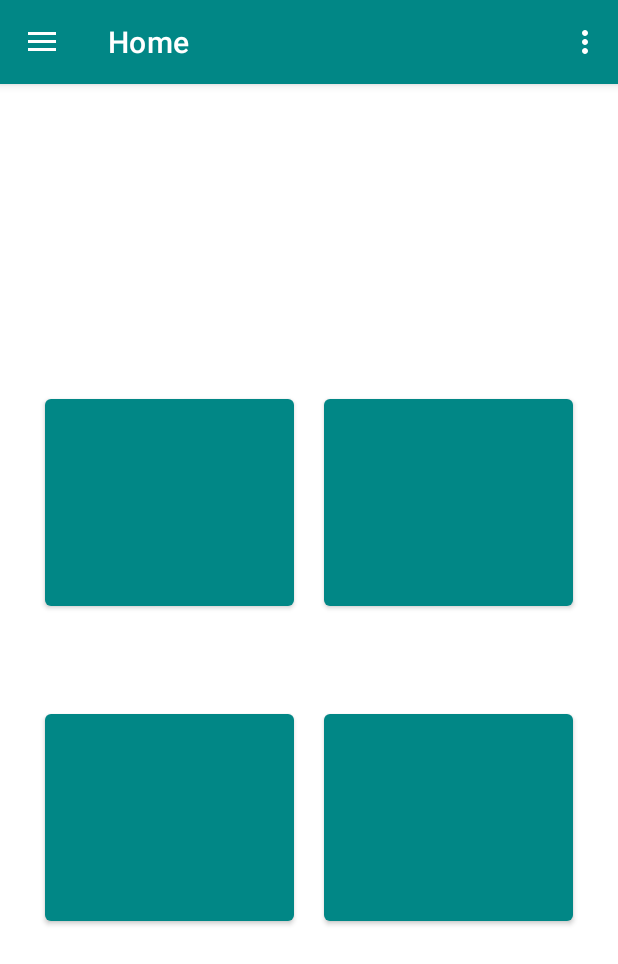
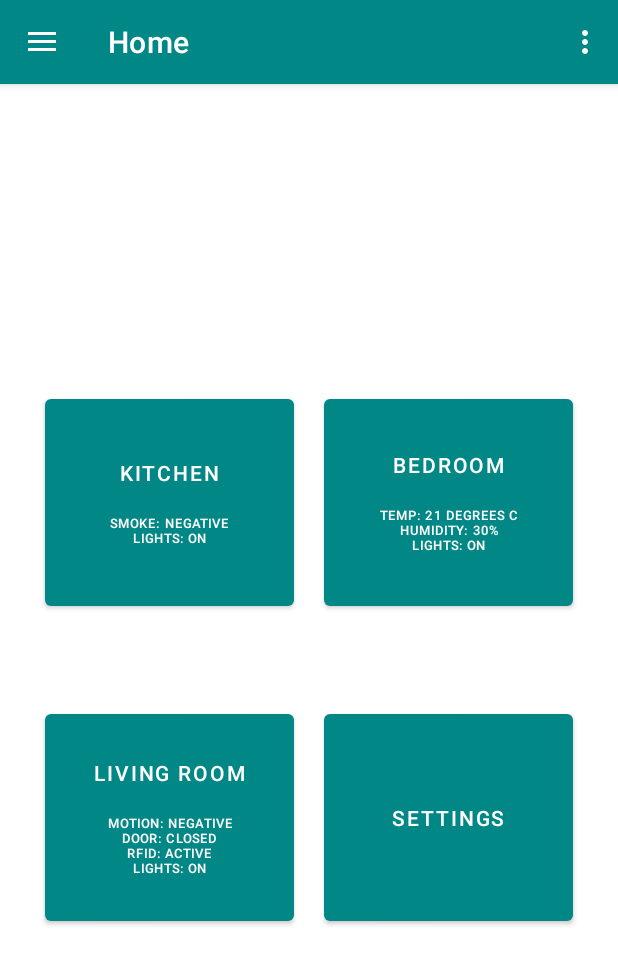
Before and after one commit to naveenKumar5935/smartHomeAutomation, an Android app: the screen it shows after launch (MainActivity), on a phone screen of 412 x 824 dp. Shown: the top 964 px of the screen. Run offline under Robolectric (Android 15) with nearby library versions, the phone set to English and light mode, and no system bars; our stand-ins replace navigation-ui.

Commit message:
Added functionality to allow for live updating of button text with data read from sensors  - Sensor data intake still to be written, using dummy data for now

```diff
--- a/smartHomeApp/src/main/java/ca/theautomators/it/smarthomeautomation/ui/landing/LandingFragment.java
+++ b/smartHomeApp/src/main/java/ca/theautomators/it/smarthomeautomation/ui/landing/LandingFragment.java
@@ -7,24 +7,70 @@
 
 package ca.theautomators.it.smarthomeautomation.ui.landing;
 
+import android.content.Intent;
 import android.os.Bundle;
+import android.text.Spannable;
+import android.text.SpannableString;
+import android.text.SpannableStringBuilder;
+import android.text.style.RelativeSizeSpan;
 import android.view.LayoutInflater;
 import android.view.View;
 import android.view.ViewGroup;
+import android.widget.Button;
 import android.widget.TextView;
 
 import androidx.annotation.NonNull;
 import androidx.fragment.app.Fragment;
+import androidx.fragment.app.FragmentTransaction;
 
 import ca.theautomators.it.smarthomeautomation.R;
+import ca.theautomators.it.smarthomeautomation.ui.kitchen.KitchenFragment;
 
 public class LandingFragment extends Fragment {
 
+    private String kitchenData, bedroomData, livingRoomData;
+
     public View onCreateView(@NonNull LayoutInflater inflater,
                              ViewGroup container, Bundle savedInstanceState) {
+
+        //Temp dummy data***********************************************************
+        kitchenData = "\n\n\nSmoke: Negative\nLights: ON";
+        bedroomData = "\n\n\nTemp: 21 degrees C\nHumidity: 30%\nLights: ON";
+        livingRoomData = "\n\n\nMotion: Negative\nDoor: Closed\nRFID: Active\nLights: ON";
+        //**************************************************************************
+
         View root = inflater.inflate(R.layout.fragment_landing, container, false);
-        final TextView textView = root.findViewById(R.id.text_gallery);
+
+        Button kitchenButton = (Button) root.findViewById(R.id.button_kitchen);
+        setButtonData(kitchenButton, kitchenData);
+
+        Button bedroomButton = (Button) root.findViewById(R.id.button_bedroom);
+        setButtonData(bedroomButton, bedroomData);
+
+        Button livingRoomButton = (Button) root.findViewById(R.id.button_living_room);
+        setButtonData(livingRoomButton, livingRoomData);
+
+//        kitchenButton.setOnClickListener(new View.OnClickListener() {
+//            @Override
+//            public void onClick(View v) {
+//
+//
+//            }
+//        });
+
 
         return root;
     }
+
+    private void setButtonData(Button button, String data){
+
+        CharSequence buttonTitle = button.getText();
+        int start = buttonTitle.length();
+        int end = start + data.length();
+
+        SpannableStringBuilder span = new SpannableStringBuilder(buttonTitle);
+        span.insert(buttonTitle.length(), data);
+        span.setSpan(new RelativeSizeSpan(0.6f), start, end, Spannable.SPAN_EXCLUSIVE_EXCLUSIVE);
+        button.setText(span);
+    }
 }
--- a/smartHomeApp/src/main/res/layout/fragment_landing.xml
+++ b/smartHomeApp/src/main/res/layout/fragment_landing.xml
@@ -16,6 +16,8 @@
         android:padding="20dp">
 
         <Button
+            android:id="@+id/button_kitchen"
+            android:text="@string/kitchen"
             android:layout_width="wrap_content"
             android:layout_height="wrap_content"
             android:layout_weight="1"
@@ -24,6 +26,8 @@
             android:width="150dp"/>
 
         <Button
+            android:id="@+id/button_bedroom"
+            android:text="@string/bedroom"
             android:layout_width="wrap_content"
             android:layout_height="wrap_content"
             android:height="150dp"
@@ -42,6 +46,8 @@
         android:gravity="center"
         android:layout_below="@id/top_button_row">
         <Button
+            android:id="@+id/button_living_room"
+            android:text="@string/living_room"
             android:layout_width="wrap_content"
             android:layout_height="wrap_content"
             android:layout_margin="10dp"
@@ -49,6 +55,8 @@
             android:height="150dp"
             android:width="150dp"/>
         <Button
+            android:id="@+id/button_settings"
+            android:text="@string/settings"
             android:layout_width="wrap_content"
             android:layout_height="wrap_content"
             android:layout_margin="10dp"
--- a/smartHomeApp/src/main/res/values/strings.xml
+++ b/smartHomeApp/src/main/res/values/strings.xml
@@ -59,4 +59,8 @@
     values-round/strings.xml for round devices.
     -->
     <string name="hello_world">Hello Square World!</string>
+    <string name="kitchen">Kitchen</string>
+    <string name="bedroom">Bedroom</string>
+    <string name="living_room">Living Room</string>
+    <string name="settings">Settings</string>
 </resources>
```
